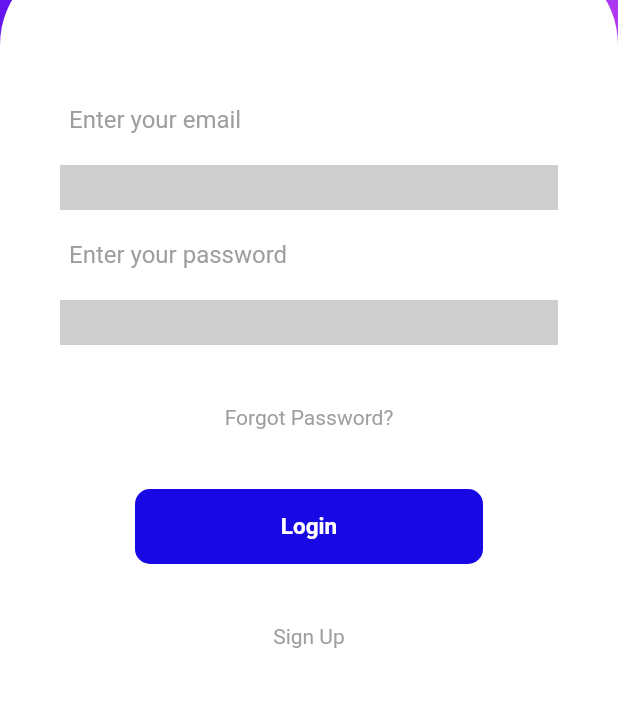
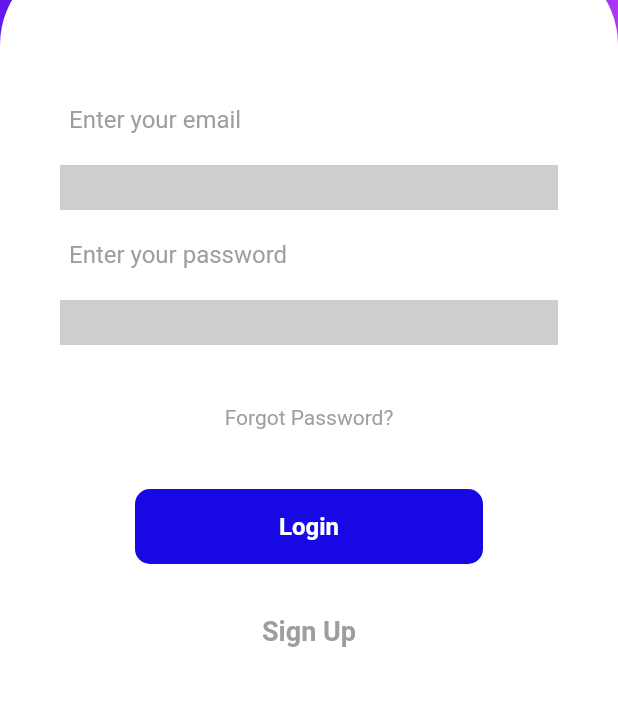
Before and after one commit to aakashsahh/Sapati-app-, a Flutter app: the screen it shows after launch, on a phone screen of 412 x 824 dp, the part 342-1049 px from its top. Run offline on Flutter 3.47's test engine with Material 2 defaults, Android fonts, the phone set to English and light mode, and no system bars.

Commit message:
Login button and signup button enhance

```diff
--- a/lib/Button.dart
+++ b/lib/Button.dart
@@ -11,30 +11,40 @@ class Button extends StatelessWidget {
       children: [
         Container(
           height: 50,
-          margin: EdgeInsets.symmetric(horizontal: 50),
+          margin: const EdgeInsets.symmetric(horizontal: 50),
           decoration: BoxDecoration(
-            color: Color.fromARGB(255, 23, 8, 228),
+            color: const Color.fromARGB(255, 23, 8, 228),
             borderRadius: BorderRadius.circular(10),
           ),
-          child: const Center(
-            child: Text(
-              "Login",
-              style: TextStyle(
-                  color: Colors.white,
-                  fontSize: 15,
-                  fontWeight: FontWeight.bold),
-            ),
+          child: Center(
+            child: TextButton(
+                onPressed: () {},
+                child: const Text(
+                  "Login",
+                  style: TextStyle(
+                      color: Colors.white,
+                      fontWeight: FontWeight.bold,
+                      fontSize: 16),
+                )),
           ),
         ),
-        SizedBox(
-          height: 40,
+        const SizedBox(
+          height: 20,
         ),
-        Text(
-          "Sign Up",
-          style: TextStyle(color: Colors.grey),
-        ),
-        SizedBox(
-          height: 40,
+        Container(
+          height: 50,
+          margin: const EdgeInsets.symmetric(horizontal: 50),
+          child: Center(
+            child: TextButton(
+                onPressed: () {},
+                child: Text(
+                  "Sign Up",
+                  style: TextStyle(
+                      color: Colors.grey,
+                      fontWeight: FontWeight.bold,
+                      fontSize: 18),
+                )),
+          ),
         ),
       ],
     );
```
